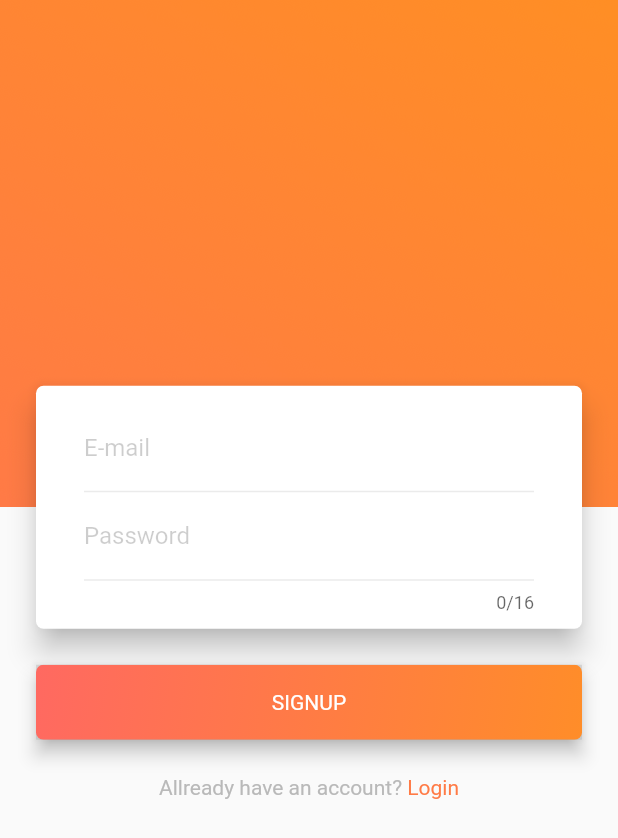
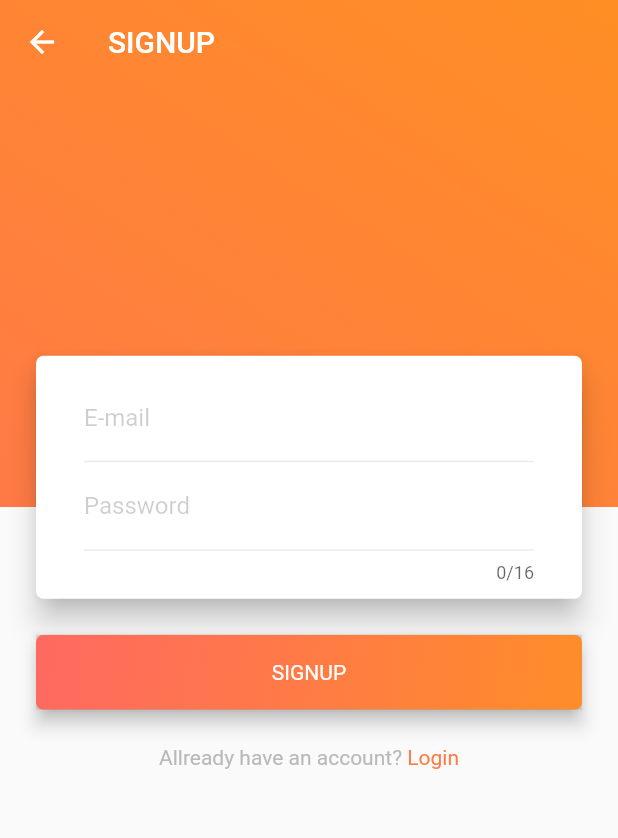
Before and after one commit to MessiQS/Cat_Flutter, a Flutter app: the SignIn screen opened by its route, on a phone screen of 412 x 824 dp. Shown: the top 838 px of the screen. Run offline on Flutter 3.47's test engine with Material 2 defaults, Android fonts, the phone set to English and light mode, and no system bars.

Commit message:
登录页面

```diff
--- a/lib/cats/cat_colors.dart
+++ b/lib/cats/cat_colors.dart
@@ -18,4 +18,7 @@ class CatColors {
 
   /// TextField TextFromField 占位符的颜色
   static const Color textFieldPalceHolderColor = Color(0xFFB9B9B9);
+
+  /// TextField TextFromField 光标颜色
+  static const Color textFieldCursorColor = Color(0x88FF7B46);
 }
--- a/lib/pages/sign_up.dart
+++ b/lib/pages/sign_up.dart
@@ -1,7 +1,8 @@
 import 'package:flutter/material.dart';
 import 'package:flutter/gestures.dart';
 import 'package:cat/cats/cats.dart';
-import 'dart:math' as math;
+import 'package:cat/widgets/AccountMenu.dart';
+import 'package:cat/router/cat_route.dart';
 
 ///
 /// 登录页面
@@ -10,8 +11,18 @@ class SignIn extends StatelessWidget {
   @override
   Widget build(BuildContext context) {
     final double bgHeight = MediaQuery.of(context).size.height * (11.0 / 26.8);
-    final double menuMarginTop = bgHeight - 81.0;
+    AppBar appBar = AppBar(
+        backgroundColor: Colors.transparent,
+        elevation: .0,
+        title: Text("SIGNUP"));
+
     final double menuWidth = MediaQuery.of(context).size.width - 48.0;
+    final double menuHeight = 162.0;
+
+    /// 菜单栏位置 = 顶部视图背景高度 - AppBar高度 - 菜单栏高度的二分之一 - status高度
+    final double menuMarginTop =
+        bgHeight - appBar.preferredSize.height - (menuHeight / 2.0) - 20;
+
     EdgeInsets edge = EdgeInsets.fromLTRB(24.0, menuMarginTop, 24.0, .0);
 
     return Scaffold(
@@ -28,11 +39,12 @@ class SignIn extends StatelessWidget {
           ),
           Column(
             children: <Widget>[
+              appBar,
               // 输入框菜单栏
               Container(
                   margin: edge,
                   width: menuWidth,
-                  height: 162.0,
+                  height: menuHeight,
                   child: AccountMenuStatefulWidget()),
               // "SIGNUP" 按钮
               Container(
@@ -49,7 +61,10 @@ class SignIn extends StatelessWidget {
                     new TextSpan(
                         text: ' Login',
                         style: TextStyle(color: CatColors.globalTintColor),
-                        recognizer: new TapGestureRecognizer()..onTap = () {}),
+                        recognizer: new TapGestureRecognizer()
+                          ..onTap = () {
+                            Navigator.of(context).pushNamed(LOGIN_ROUTE);
+                          }),
                   ],
                 ),
               ))
@@ -60,80 +75,3 @@ class SignIn extends StatelessWidget {
     );
   }
 }
-
-class AccountMenuStatefulWidget extends StatefulWidget {
-  AccountMenuStatefulWidget({Key key, this.email, this.password})
-      : super(key: key);
-  // 邮箱
-  String email;
-  // 密码
-  String password;
-
-  @override
-  _AccountMenuStatefulWidget createState() => _AccountMenuStatefulWidget();
-}
-
-class _AccountMenuStatefulWidget extends State<AccountMenuStatefulWidget> {
-  @override
-  Widget build(BuildContext context) {
-    return Material(
-        elevation: 8.0,
-        color: Colors.white,
-        borderRadius: new BorderRadius.all(new Radius.circular(5.0)),
-        child: Container(
-            padding: EdgeInsets.fromLTRB(32.0, 12.0, 32.0, .0),
-            child: Column(
-              children: <Widget>[
-                /// E-mail
-                TextFormField(
-                  decoration: const InputDecoration(
-                    hintText: 'Your email address',
-                    hintStyle: const TextStyle(
-                        color: CatColors.textFieldPalceHolderColor,
-                        fontSize: 14.0),
-                    labelText: 'E-mail',
-                    labelStyle:
-                        const TextStyle(color: CatColors.textFieldLabelColor),
-                    focusedBorder: const UnderlineInputBorder(
-                      borderSide: const BorderSide(
-                        color: CatColors.globalTintColor,
-                      ),
-                    ),
-                    enabledBorder: const UnderlineInputBorder(
-                      borderSide: const BorderSide(
-                        color: CatColors.textFieldUnderLineEnableColor,
-                      ),
-                    ),
-                  ),
-                  keyboardType: TextInputType.emailAddress,
-                ),
-
-                /// Password
-                TextFormField(
-                  decoration: const InputDecoration(
-                    hintText: 'Your Password',
-                    hintStyle: const TextStyle(
-                        color: CatColors.textFieldPalceHolderColor,
-                        fontSize: 14.0),
-                    labelText: 'Password',
-                    labelStyle:
-                        const TextStyle(color: CatColors.textFieldLabelColor),
-                    focusedBorder: const UnderlineInputBorder(
-                      borderSide: const BorderSide(
-                        color: CatColors.globalTintColor,
-                      ),
-                    ),
-                    enabledBorder: const UnderlineInputBorder(
-                      borderSide: const BorderSide(
-                        color: CatColors.textFieldUnderLineEnableColor,
-                      ),
-                    ),
-                  ),
-                  keyboardType: TextInputType.text,
-                  obscureText: true,
-                  maxLength: 16,
-                ),
-              ],
-            )));
-  }
-}
--- a/lib/pages/welcome.dart
+++ b/lib/pages/welcome.dart
@@ -1,7 +1,6 @@
 import 'package:flutter/material.dart';
 import 'package:cat/cats/cats.dart';
-import 'package:cat/cats/cat_route.dart';
-// const String WELCOME_ROUTE = "cat://welcome";
+import 'package:cat/router/cat_route.dart';
 
 ///
 /// 欢迎页
--- a/lib/cats/cat_route.dart
+++ b/lib/router/cat_route.dart
@@ -1,2 +1,3 @@
 const String WELCOME_ROUTE = "cat://welcome";
 const String SIGN_UP_ROUTE = "cat://sign_up";
+const String LOGIN_ROUTE = "cat://login";
--- /dev/null
+++ b/lib/widgets/AccountMenu.dart
@@ -0,0 +1,82 @@
+import 'package:flutter/material.dart';
+import 'package:cat/cats/cats.dart';
+
+class AccountMenuStatefulWidget extends StatefulWidget {
+  AccountMenuStatefulWidget({Key key, this.email, this.password})
+      : super(key: key);
+  // 邮箱
+  String email;
+  // 密码
+  String password;
+
+  @override
+  _AccountMenuStatefulWidget createState() => _AccountMenuStatefulWidget();
+}
+
+class _AccountMenuStatefulWidget extends State<AccountMenuStatefulWidget> {
+  @override
+  Widget build(BuildContext context) {
+    return Material(
+        elevation: 8.0,
+        color: Colors.white,
+        borderRadius: new BorderRadius.all(new Radius.circular(5.0)),
+        child: Container(
+            padding: EdgeInsets.fromLTRB(32.0, 12.0, 32.0, .0),
+            child: Column(
+              children: <Widget>[
+
+                /// E-mail
+                TextField(
+                  decoration: const InputDecoration(
+                    hintText: 'Your email address',
+                    hintStyle: const TextStyle(
+                        color: CatColors.textFieldPalceHolderColor,
+                        fontSize: 14.0),
+                    labelText: 'E-mail',
+                    labelStyle:
+                        const TextStyle(color: CatColors.textFieldLabelColor),
+                    focusedBorder: const UnderlineInputBorder(
+                      borderSide: const BorderSide(
+                        color: CatColors.globalTintColor,
+                      ),
+                    ),
+                    enabledBorder: const UnderlineInputBorder(
+                      borderSide: const BorderSide(
+                        color: CatColors.textFieldUnderLineEnableColor,
+                      ),
+                    ),
+                  ),
+                  keyboardType: TextInputType.emailAddress,
+                  cursorColor: CatColors.textFieldCursorColor,
+                ),
+
+                /// Password
+                TextField(
+                  decoration: const InputDecoration(
+                    hintText: 'Your Password',
+                    hintStyle: const TextStyle(
+                        color: CatColors.textFieldPalceHolderColor,
+                        fontSize: 14.0),
+                    labelText: 'Password',
+                    labelStyle:
+                        const TextStyle(color: CatColors.textFieldLabelColor),
+                    focusedBorder: const UnderlineInputBorder(
+                      borderSide: const BorderSide(
+                        color: CatColors.globalTintColor,
+                      ),
+                    ),
+                    enabledBorder: const UnderlineInputBorder(
+                      borderSide: const BorderSide(
+                        color: CatColors.textFieldUnderLineEnableColor,
+                      ),
+                    ),
+                  ),
+                  keyboardType: TextInputType.text,
+                  obscureText: true,
+                  maxLength: 16,
+                  cursorColor: CatColors.textFieldCursorColor,
+                ),
+              ],
+            )));
+  }
+}
--- a/pubspec.yaml
+++ b/pubspec.yaml
@@ -42,6 +42,7 @@ flutter:
    - images/welcome_text.png
    - images/welcome_sign_up_button.png
    - images/sign_up_background.png
+   - images/login_background.png
 
 
   # An image asset can refer to one or more resolution-specific "variants", see
```
Also changed, not shown: lib/app.dart (+9 -6 lines), lib/pages/login.dart (+60 -0 lines), images/2.0x/login_background.png (added), images/3.0x/login_background.png (added), images/login_background.png (added).
